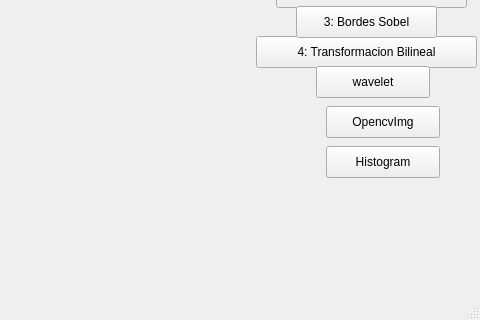
First picture: the form in mainwindow.ui, repository davidGCR/git_pothoshop, before the edit; both pictures show x 524 to 1004 and y 451 to 771 of the 1004 by 771 pixel window.
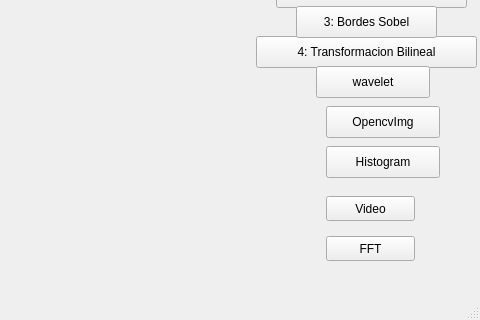
Second picture: the form after the edit.

Patch:
```diff
--- a/mainwindow.ui
+++ b/mainwindow.ui
@@ -176,6 +176,32 @@
      <string>2: Gamma Correccion</string>
     </property>
    </widget>
+   <widget class="QPushButton" name="btn_video">
+    <property name="geometry">
+     <rect>
+      <x>850</x>
+      <y>630</y>
+      <width>89</width>
+      <height>25</height>
+     </rect>
+    </property>
+    <property name="text">
+     <string>Video</string>
+    </property>
+   </widget>
+   <widget class="QPushButton" name="btn_fft">
+    <property name="geometry">
+     <rect>
+      <x>850</x>
+      <y>670</y>
+      <width>89</width>
+      <height>25</height>
+     </rect>
+    </property>
+    <property name="text">
+     <string>FFT</string>
+    </property>
+   </widget>
   </widget>
   <widget class="QMenuBar" name="menuBar">
    <property name="geometry">
```
